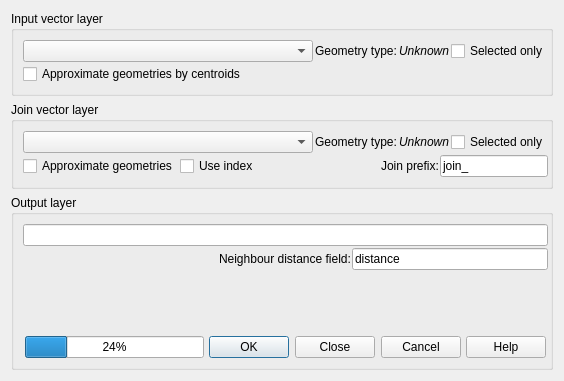
Before: the Qt Designer form ui_frmNNJoin.ui in havatv/qgisnnjoinplugin, drawn with Qt 5.
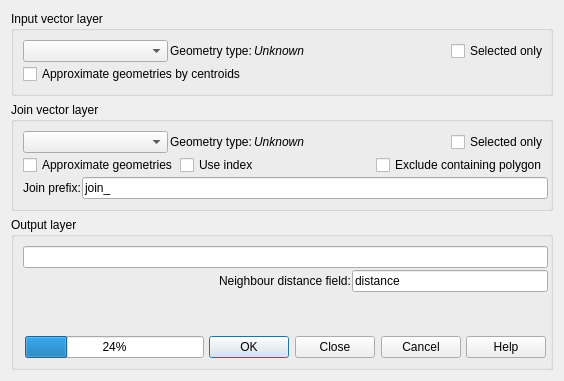
After: the same form once the commit is applied.

Commit message: Attempt at adding an option for excluding containing polygons (#16)

```diff
--- a/ui_frmNNJoin.ui
+++ b/ui_frmNNJoin.ui
@@ -72,6 +72,19 @@
           </property>
          </widget>
         </item>
+        <item>
+         <spacer name="horizontalSpacer_4">
+          <property name="orientation">
+           <enum>Qt::Horizontal</enum>
+          </property>
+          <property name="sizeHint" stdset="0">
+           <size>
+            <width>40</width>
+            <height>20</height>
+           </size>
+          </property>
+         </spacer>
+        </item>
         <item>
          <widget class="QCheckBox" name="inputSelected">
           <property name="text">
@@ -157,6 +170,19 @@
           </property>
          </widget>
         </item>
+        <item>
+         <spacer name="horizontalSpacer_5">
+          <property name="orientation">
+           <enum>Qt::Horizontal</enum>
+          </property>
+          <property name="sizeHint" stdset="0">
+           <size>
+            <width>40</width>
+            <height>20</height>
+           </size>
+          </property>
+         </spacer>
+        </item>
         <item>
          <widget class="QCheckBox" name="joinSelected">
           <property name="text">
@@ -205,6 +231,18 @@
          </spacer>
         </item>
         <item>
+         <widget class="QCheckBox" name="exclude_containing_poly_cb">
+          <property name="enabled">
+           <bool>true</bool>
+          </property>
+          <property name="text">
+           <string>Exclude containing polygon</string>
+          </property>
+         </widget>
+        </item>
+       </layout>
+      </item>
+      <item>
          <layout class="QHBoxLayout" name="horizontalLayout_4">
           <property name="spacing">
            <number>1</number>
@@ -225,8 +263,6 @@
              <string>join_</string>
             </property>
            </widget>
-          </item>
-         </layout>
         </item>
        </layout>
       </item>
```
Lines whose indentation alone changed are shown as unchanged. The commit also changes 2 other files.
